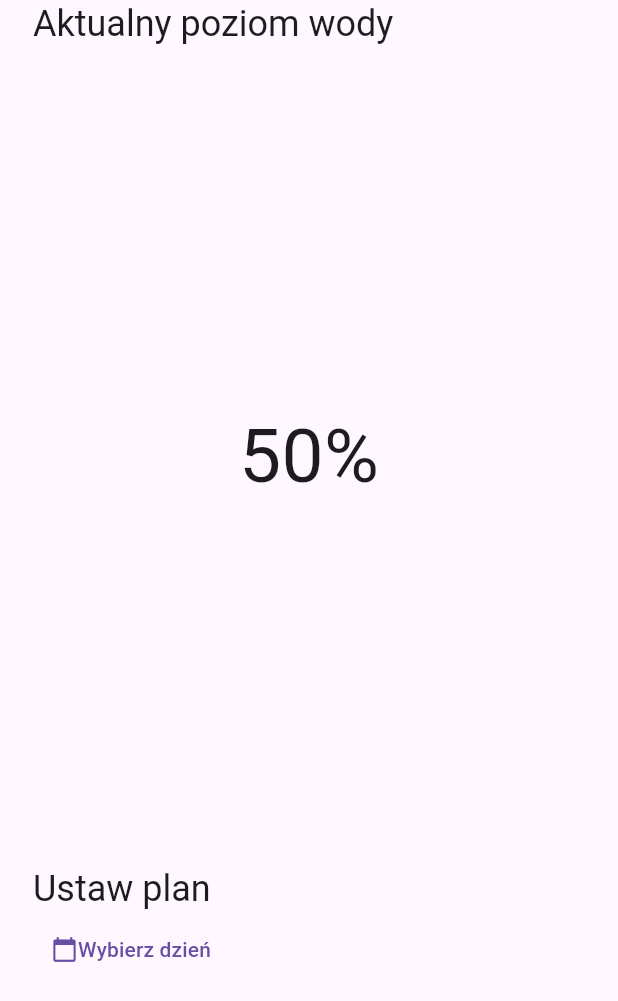
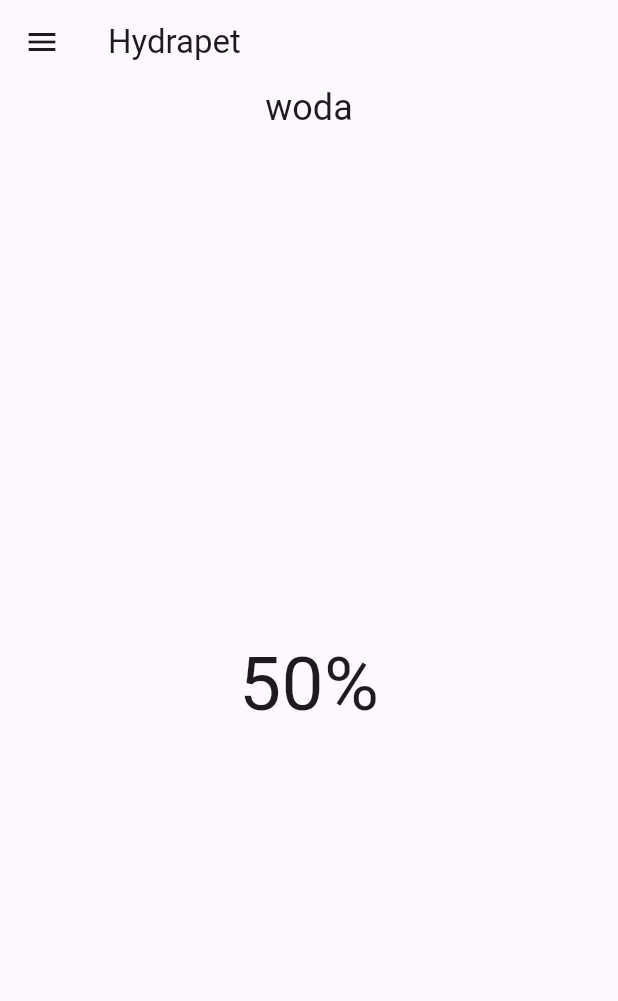
Before and after one commit to wojtekbakun/hydrapet, a Flutter app: the screen it shows after launch, on a phone screen of 412 x 824 dp. Shown: the top 1001 px of the screen. Run offline on Flutter 3.47's test engine with Material 3 defaults, Android fonts, the phone set to English and light mode, and no system bars; our stand-ins replace shared_preferences; missing offline and left inert: mqtt_client.

Commit message:
added drawer, list of schedules, editing schedules

```diff
--- a/lib/main.dart
+++ b/lib/main.dart
@@ -1,5 +1,6 @@
 import 'package:flutter/material.dart';
 import 'package:hydrapet/repository/schedule_model_repository.dart';
+import 'package:hydrapet/view/screens/settings_screen.dart';
 import 'package:hydrapet/view/screens/single_day_screen.dart';
 import 'package:hydrapet/view_model/schedule_view_model.dart';
 import 'package:hydrapet/view/screens/home_screen.dart';
@@ -19,6 +20,7 @@ void main() {
             '/single_day': (context) => SingleDayScreen(
                   pickedDate: DateTime.now(),
                 ),
+            '/settings': (context) => const SettingsScreen(),
           },
           initialRoute: '/',
         )),
--- a/lib/model/mini_schedule_model.dart
+++ b/lib/model/mini_schedule_model.dart
@@ -2,7 +2,7 @@ import 'package:flutter/material.dart';
 
 class MiniScheduleModel {
   TimeOfDay time;
-  double waterAmount;
+  int waterAmount;
 
   MiniScheduleModel({
     required this.time,
@@ -25,7 +25,7 @@ class MiniScheduleModel {
         hour: int.parse(timeParts[0]),
         minute: int.parse(timeParts[1]),
       ),
-      waterAmount: json['waterAmount'] as double,
+      waterAmount: json['waterAmount'] as int,
     );
   }
 }
--- a/lib/model/schedule_model.dart
+++ b/lib/model/schedule_model.dart
@@ -2,18 +2,21 @@ import 'package:hydrapet/model/mini_schedule_model.dart';
 
 class ScheduleModel {
   DateTime? date;
-  List<MiniScheduleModel> miniSchedule;
+  int totalWaterAmount;
+  List<MiniScheduleModel> miniSchedules;
 
   ScheduleModel({
     this.date,
+    this.totalWaterAmount = 0,
     List<MiniScheduleModel>? miniSchedule,
-  }) : miniSchedule = miniSchedule ?? [];
+  }) : miniSchedules = miniSchedule ?? [];
 
   // Konwersja ScheduleModel do JSON
   Map<String, dynamic> toJson() {
     return {
       'date': date?.toIso8601String(), // Konwersja DateTime na String
-      'miniSchedule': miniSchedule.map((ms) => ms.toJson()).toList(),
+      'totalWaterAmount': totalWaterAmount,
+      'miniSchedule': miniSchedules.map((ms) => ms.toJson()).toList(),
     };
   }
 
@@ -21,6 +24,7 @@ class ScheduleModel {
   factory ScheduleModel.fromJson(Map<String, dynamic> json) {
     return ScheduleModel(
       date: json['date'] != null ? DateTime.parse(json['date']) : null,
+      totalWaterAmount: json['totalWaterAmount'],
       miniSchedule: (json['miniSchedule'] as List<dynamic>?)
           ?.map((item) => MiniScheduleModel.fromJson(item))
           .toList(),
--- a/lib/view/components/pora_dnia.dart
+++ b/lib/view/components/pora_dnia.dart
@@ -40,7 +40,7 @@ class _PoraDniaState extends State<PoraDnia> {
             pickedTimeOfDay.hour,
             pickedTimeOfDay.minute,
           );
-          widget.viewModel.addNewWateringTime(newDateTime,
+          widget.viewModel.addNewSchedule(
               MiniScheduleModel(time: pickedTimeOfDay, waterAmount: 122));
           debugPrint('wybrana data: $newDateTime');
         });
@@ -68,7 +68,7 @@ class _PoraDniaState extends State<PoraDnia> {
           ),
           Expanded(
             child: ListView.builder(
-              itemCount: widget.viewModel.getSchedule().miniSchedule.length,
+              itemCount: widget.viewModel.getMiniSchedules().length,
               scrollDirection: Axis.horizontal,
               itemBuilder: (BuildContext context, int index) {
                 return TimeForWaterRefilling(
--- a/lib/view/components/zapisz_dane.dart
+++ b/lib/view/components/zapisz_dane.dart
@@ -22,7 +22,8 @@ class _ZapiszDaneState extends State<ZapiszDane> {
   @override
   Widget build(BuildContext context) {
     return TextButton(
-      onPressed: () => viewModel.saveScheduleToLocalStorage(),
+      onPressed: () {},
+      //onPressed: () => viewModel.saveScheduleToLocalStorage(),
       child: const Row(
         children: [
           Icon(Icons.add),
--- a/lib/view/screens/home_screen.dart
+++ b/lib/view/screens/home_screen.dart
@@ -1,5 +1,7 @@
 import 'package:flutter/material.dart';
 import 'package:hydrapet/view/screens/single_day_screen.dart';
+import 'package:hydrapet/view_model/schedule_view_model.dart';
+import 'package:provider/provider.dart';
 
 class HomeScreen extends StatefulWidget {
   const HomeScreen({super.key});
@@ -15,50 +17,54 @@ class _HomeScreenState extends State<HomeScreen> {
   @override
   Widget build(BuildContext context) {
     //mqtt.main();
+    final viewModel = Provider.of<ScheduleViewModel>(context);
     return Scaffold(
-      body: SafeArea(
-        child: SingleChildScrollView(
-          child: Padding(
-            padding: const EdgeInsets.symmetric(horizontal: 22.0),
-            child: Column(
-              mainAxisAlignment: MainAxisAlignment.start,
-              crossAxisAlignment: CrossAxisAlignment.start,
+      drawer: Drawer(
+        child: ListView(
+          padding: EdgeInsets.zero,
+          children: <Widget>[
+            const DrawerHeader(
+              decoration: BoxDecoration(
+                color: Colors.blue,
+              ),
+              child: Text(
+                'Giga Hydrapet skibidi',
+                style: TextStyle(
+                  color: Colors.white,
+                  fontSize: 24,
+                ),
+              ),
+            ),
+            ListTile(
+              title: const Row(
                 children: [
-                SizedBox(
-                  height: MediaQuery.of(context).size.height * 0.7,
-                  child: Column(
-                    mainAxisAlignment: MainAxisAlignment.center,
-                    crossAxisAlignment: CrossAxisAlignment.start,
-                    children: [
-                      Text(
-                        'Aktualny poziom wody',
-                        style: Theme.of(context).textTheme.headlineSmall,
+                  //Status icon
+                  Padding(
+                    padding: EdgeInsets.only(right: 8.0),
+                    child: Icon(Icons.info),
                   ),
-                      const Expanded(
-                          child: Center(
-                              child: Text(
-                        '50%',
-                        style: TextStyle(
-                          fontSize: 50,
-                        ),
-                      ))),
+                  Text('Stan urządzenia'),
                 ],
               ),
+              onTap: () {
+                Navigator.pop(context);
+              },
             ),
-                SizedBox(
-                  height: MediaQuery.of(context).size.height * 0.2,
-                  child: Column(
-                    mainAxisAlignment: MainAxisAlignment.start,
-                    crossAxisAlignment: CrossAxisAlignment.start,
+            ListTile(
+              title: const Row(
                 children: [
-                      Text(
-                        'Ustaw plan',
-                        style: Theme.of(context).textTheme.headlineSmall,
+                  Padding(
+                    padding: EdgeInsets.only(right: 8.0),
+                    child: Icon(Icons.calendar_today),
                   ),
-                      TextButton(
-                          onPressed: () async {
+                  Text('Harmonogram'),
+                ],
+              ),
+              onTap: () async {
+                Navigator.pop(context);
                 final pickedDate = await displayDatePicker(context);
                 if (pickedDate != null) {
+                  viewModel.setPickedDate(pickedDate);
                   Navigator.push(
                     context,
                     MaterialPageRoute(
@@ -70,12 +76,75 @@ class _HomeScreenState extends State<HomeScreen> {
                   debugPrint('Nie wybrano daty');
                 }
               },
-                          child: const Row(
+            ),
+          ],
+        ),
+      ),
+      appBar: AppBar(
+        title: const Text('Hydrapet'),
+        leading: Builder(
+          builder: (BuildContext context) {
+            return IconButton(
+              icon: const Icon(Icons.menu),
+              onPressed: () {
+                Scaffold.of(context).openDrawer();
+              },
+            );
+          },
+        ),
+      ),
+      body: SafeArea(
+        child: SingleChildScrollView(
+          scrollDirection: Axis.horizontal,
+          child: Row(
+            mainAxisAlignment: MainAxisAlignment.start,
+            crossAxisAlignment: CrossAxisAlignment.start,
             children: [
-                              Icon(Icons.calendar_today),
-                              Text('Wybierz dzień'),
+              SizedBox(
+                height: MediaQuery.of(context).size.height,
+                width: MediaQuery.of(context).size.width,
+                child: Column(
+                  mainAxisAlignment: MainAxisAlignment.center,
+                  crossAxisAlignment: CrossAxisAlignment.center,
+                  children: [
+                    Text(
+                      'woda',
+                      style: Theme.of(context).textTheme.headlineSmall,
+                    ),
+                    const Expanded(
+                      child: Center(
+                        child: Text(
+                          '50%',
+                          style: TextStyle(
+                            fontSize: 50,
+                          ),
+                        ),
+                      ),
+                    ),
                   ],
-                          ))
+                ),
+              ),
+              SizedBox(
+                height: MediaQuery.of(context).size.height,
+                width: MediaQuery.of(context).size.width,
+                child: Column(
+                  mainAxisAlignment: MainAxisAlignment.center,
+                  crossAxisAlignment: CrossAxisAlignment.center,
+                  children: [
+                    Text(
+                      'bateria',
+                      style: Theme.of(context).textTheme.headlineSmall,
+                    ),
+                    const Expanded(
+                      child: Center(
+                        child: Text(
+                          '99%',
+                          style: TextStyle(
+                            fontSize: 50,
+                          ),
+                        ),
+                      ),
+                    ),
                   ],
                 ),
               ),
@@ -83,7 +152,6 @@ class _HomeScreenState extends State<HomeScreen> {
           ),
         ),
       ),
-      ),
     );
   }
 }
```
Also changed, not shown: lib/repository/schedule_model_repository.dart (+0 -8 lines), lib/view/components/time_for_water_refilling.dart (+80 -9 lines), lib/view/components/water_schedule_dialog.dart (added, +92 -0 lines), lib/view/screens/settings_screen.dart (added, +10 -0 lines), lib/view/screens/single_day_screen.dart (+11 -58 lines), lib/view_model/schedule_view_model.dart (+87 -23 lines). Lines whose indentation alone changed are shown as unchanged.
